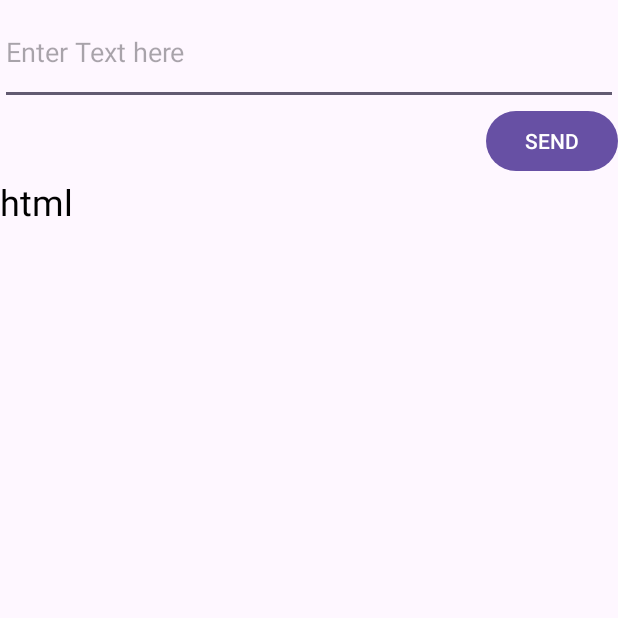
After one commit to AritraBiswas9788/DarkPatternsBusterRTE, an Android app: the CheckerActivity screen opened directly, with no data from a screen before it, on a phone screen of 412 x 824 dp, the top half of it. The commit adds this screen. Run offline under Robolectric (Android 15) with nearby library versions, the phone set to English and light mode, and no system bars; libraries missing offline, so code that uses them is left out: com.koushikdutta.ion, io.github.cdimascio.essence; pictures from the network do not load.

Commit message:
HTML code from URL fetcher and Html Interpreter implemented

```diff
--- a/app/build.gradle.kts
+++ b/app/build.gradle.kts
@@ -41,7 +41,8 @@ dependencies {
     implementation("androidx.appcompat:appcompat:1.6.1")
     implementation("com.google.android.material:material:1.11.0")
     implementation("androidx.constraintlayout:constraintlayout:2.1.4")
-    implementation("com.koushikdutta.ion:ion:2.1.8")
+    implementation("com.koushikdutta.ion:ion:3.1.0")
+    implementation("io.github.cdimascio:essence:0.13.0")
     testImplementation("junit:junit:4.13.2")
     androidTestImplementation("androidx.test.ext:junit:1.1.5")
     androidTestImplementation("androidx.test.espresso:espresso-core:3.5.1")
--- /dev/null
+++ b/app/src/main/java/com/example/darkpatternsbuster/activities/CheckerActivity.kt
@@ -0,0 +1,100 @@
+package com.example.darkpatternsbuster.activities
+
+import android.os.Bundle
+import android.os.Handler
+import android.os.Looper
+import android.util.Log
+import android.widget.Button
+import android.widget.EditText
+import android.widget.TextView
+import android.widget.Toast
+import androidx.appcompat.app.AppCompatActivity
+import com.example.darkpatternsbuster.R
+import com.koushikdutta.ion.Ion
+import io.github.cdimascio.essence.Essence
+import java.io.BufferedReader
+import java.io.IOException
+import java.io.InputStreamReader
+import java.net.URL
+import java.util.concurrent.Executors
+
+
+class CheckerActivity : AppCompatActivity() {
+    private lateinit var button: Button
+    private lateinit var textView: TextView
+    private lateinit var editText: EditText
+    override fun onCreate(savedInstanceState: Bundle?) {
+        super.onCreate(savedInstanceState)
+        setContentView(R.layout.activity_checker)
+
+        button = findViewById(R.id.button)
+        textView = findViewById(R.id.Text)
+        editText = findViewById(R.id.editText)
+
+        button.setOnClickListener {
+            val url = editText.text.toString()
+            Ion.with(this).load(url).asString()
+                .setCallback { exception: java.lang.Exception?, result: String ->
+                    Toast.makeText(this, "done.", Toast.LENGTH_SHORT).show()
+                    Log.i("debuggerCheck",result)
+                    textView.text = result
+                    val data = Essence.extract(result)
+                    Log.i("debuggerCheck", data.toString())
+                    textView.text=data.text
+                    //doTaskInBackGround(url)
+                    //textView.text=html
+                }
+            /*Ion.with(getApplicationContext()).load("http://www.your_URL.com").asString().setCallback(new FutureCallback<String>() {
+                @Override
+                public void onCompleted(Exception e, String result) {
+
+                    tv.setText(result);
+                }
+
+            val data = Essence.extract(url)
+            textView.text=data.text*/
+        }
+    }
+
+        fun doTaskInBackGround(url: String) {
+            val executor = Executors.newSingleThreadExecutor()
+            val handler = Handler(Looper.getMainLooper())
+            executor.execute {
+                var str = ""
+                try {
+                    str = getHtml(url)!!
+                } catch (e: Exception) {
+                    Toast.makeText(this, e.toString(), Toast.LENGTH_SHORT).show()
+                }
+                handler.post {
+                    setAnswer(str)
+                    Toast.makeText(this, "Loaded", Toast.LENGTH_SHORT).show()
+                }
+            }
+        }
+
+        private fun setAnswer(str: String) {
+            textView.text = str
+        }
+
+
+        @Throws(IOException::class)
+        fun getHtml(url: String?): String? {
+            // Build and set timeout values for the request.
+            val connection = URL(url).openConnection()
+            connection.connectTimeout = 5000
+            connection.readTimeout = 5000
+            connection.connect()
+
+            // Read and store the result line by line then return the entire string.
+            val `in` = connection.getInputStream()
+            val reader = BufferedReader(InputStreamReader(`in`))
+            val html = StringBuilder()
+            var line: String?
+            while (reader.readLine().also { line = it } != null) {
+                html.append(line)
+            }
+            `in`.close()
+            return html.toString()
+        }
+    }
--- /dev/null
+++ b/app/src/main/res/layout/activity_checker.xml
@@ -0,0 +1,45 @@
+<?xml version="1.0" encoding="utf-8"?>
+<ScrollView xmlns:android="http://schemas.android.com/apk/res/android"
+    xmlns:app="http://schemas.android.com/apk/res-auto"
+    xmlns:tools="http://schemas.android.com/tools"
+    android:layout_width="match_parent"
+    android:layout_height="match_parent"
+    tools:context=".activities.CheckerActivity">
+
+    <androidx.constraintlayout.widget.ConstraintLayout
+        android:layout_width="match_parent"
+        android:layout_height="match_parent"
+        >
+
+    <EditText
+        android:id="@+id/editText"
+        android:layout_width="match_parent"
+        android:layout_height="70dp"
+        android:hint="Enter Text here"
+        app:layout_constraintEnd_toEndOf="parent"
+        app:layout_constraintStart_toStartOf="parent"
+        app:layout_constraintTop_toTopOf="parent" />
+
+    <Button
+        android:id="@+id/button"
+        android:layout_width="wrap_content"
+        android:layout_height="wrap_content"
+        android:text="SEND"
+        app:layout_constraintEnd_toEndOf="parent"
+        app:layout_constraintTop_toBottomOf="@+id/editText" />
+
+        <TextView
+            android:id="@+id/Text"
+            android:layout_width="0dp"
+            android:layout_height="wrap_content"
+            android:text="html"
+            android:textColor="@color/black"
+            android:textSize="24dp"
+            app:layout_constraintBottom_toBottomOf="parent"
+            app:layout_constraintEnd_toEndOf="parent"
+            app:layout_constraintStart_toStartOf="parent"
+            app:layout_constraintTop_toBottomOf="@+id/button" />
+    </androidx.constraintlayout.widget.ConstraintLayout>
+
+
+</ScrollView>
```
Also changed, not shown: app/src/main/AndroidManifest.xml (+13 -8 lines), app/src/main/java/com/example/darkpatternsbuster/activities/MainActivity.kt (+6 -3 lines).
